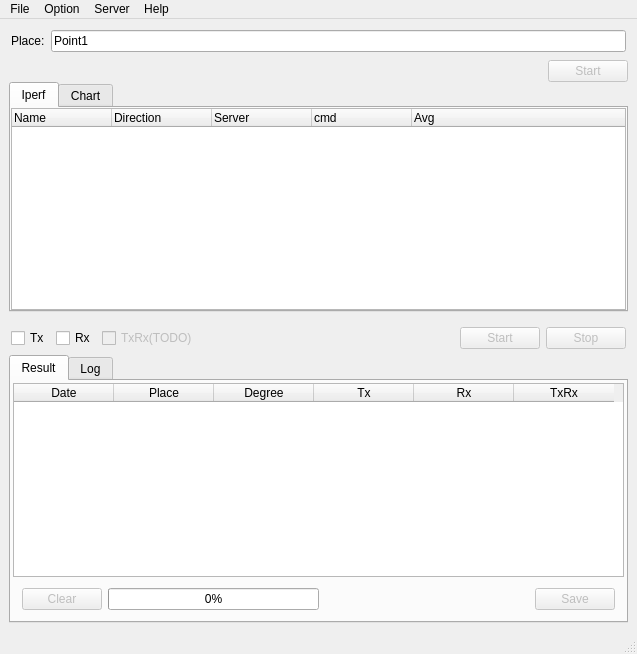
Qt form qperf.ui (coolshou/pyIperf) before a commit.
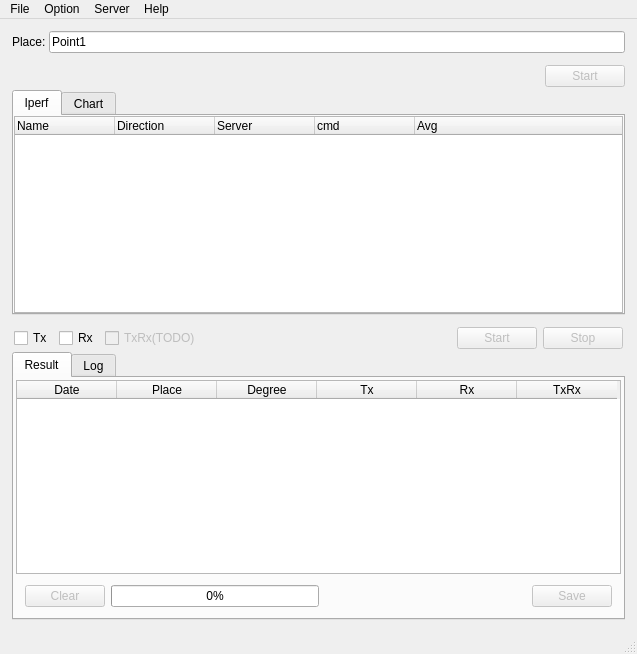
The same form after that commit.

Patch:
```diff
--- a/qperf.ui
+++ b/qperf.ui
@@ -18,17 +18,20 @@
     <item>
      <widget class="QWidget" name="widget_9" native="true">
       <layout class="QHBoxLayout" name="horizontalLayout_10">
+       <property name="spacing">
+        <number>3</number>
+       </property>
        <property name="leftMargin">
-        <number>2</number>
+        <number>3</number>
        </property>
        <property name="topMargin">
-        <number>2</number>
+        <number>3</number>
        </property>
        <property name="rightMargin">
-        <number>2</number>
+        <number>3</number>
        </property>
        <property name="bottomMargin">
-        <number>2</number>
+        <number>3</number>
        </property>
        <item>
         <widget class="QLabel" name="label_4">
@@ -51,19 +54,19 @@
      <widget class="QWidget" name="widget" native="true">
       <layout class="QVBoxLayout" name="verticalLayout_2">
        <property name="spacing">
-        <number>0</number>
+        <number>3</number>
        </property>
        <property name="leftMargin">
-        <number>0</number>
+        <number>3</number>
        </property>
        <property name="topMargin">
-        <number>0</number>
+        <number>3</number>
        </property>
        <property name="rightMargin">
-        <number>0</number>
+        <number>3</number>
        </property>
        <property name="bottomMargin">
-        <number>0</number>
+        <number>3</number>
        </property>
        <item>
         <widget class="QWidget" name="widget_3" native="true">
@@ -172,17 +175,20 @@
     <item>
      <widget class="QWidget" name="widget_2" native="true">
       <layout class="QVBoxLayout" name="verticalLayout_5">
+       <property name="spacing">
+        <number>3</number>
+       </property>
        <property name="leftMargin">
-        <number>0</number>
+        <number>3</number>
        </property>
        <property name="topMargin">
-        <number>9</number>
+        <number>3</number>
        </property>
        <property name="rightMargin">
-        <number>0</number>
+        <number>3</number>
        </property>
        <property name="bottomMargin">
-        <number>0</number>
+        <number>3</number>
        </property>
        <item>
         <widget class="QWidget" name="widget_Direction" native="true">
```
Left out of the diff: 3 changed lines with no effect on the pictures.
